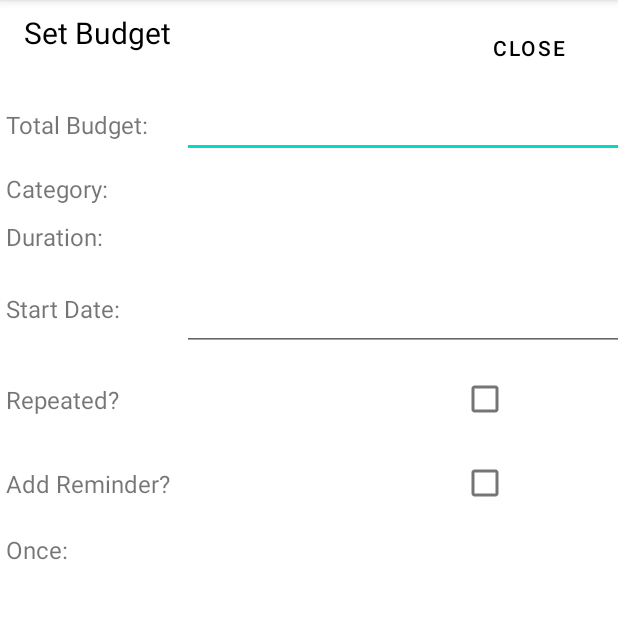
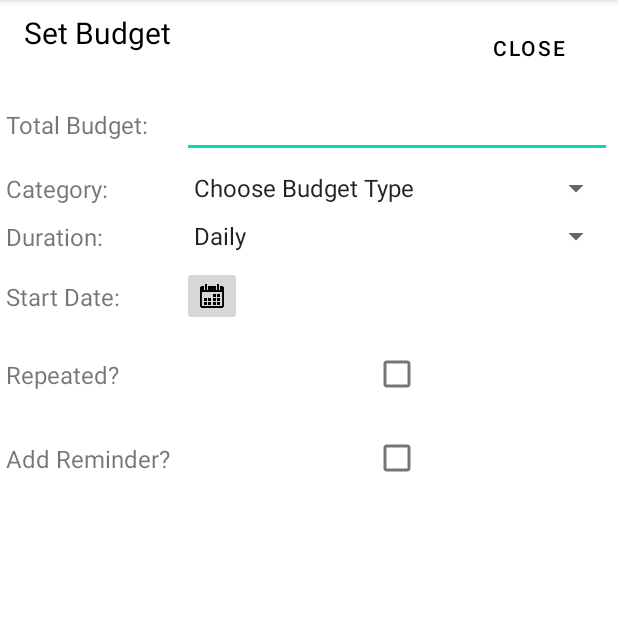
Before and after one commit to soleilm15/CS480_Project1, an Android app: the AddingBudget screen opened directly, with no data from a screen before it, on a phone screen of 412 x 824 dp, the part 84-703 px from its top. Run offline under Robolectric (Android 15) with nearby library versions, the phone set to English and light mode, and no system bars.

Commit message:
april 19

```diff
--- a/app/src/main/java/com/example/cs480_project/AddingBudget.java
+++ b/app/src/main/java/com/example/cs480_project/AddingBudget.java
@@ -2,17 +2,120 @@ package com.example.cs480_project;
 
 import androidx.appcompat.app.AppCompatActivity;
 
+import android.annotation.SuppressLint;
+import android.app.DatePickerDialog;
 import android.os.Bundle;
+import android.view.View;
+import android.widget.ArrayAdapter;
+import android.widget.Button;
+import android.widget.CheckBox;
+import android.widget.CompoundButton;
+import android.widget.DatePicker;
+import android.widget.EditText;
+import android.widget.ImageButton;
+import android.widget.Spinner;
+import android.widget.TextView;
+
+import java.text.SimpleDateFormat;
+import java.util.Calendar;
+import java.util.Locale;
 
 public class AddingBudget extends AppCompatActivity {
 
+    private EditText editBudget;
+    private Spinner chooseBudgetType, chooseDuration, chooseOnce;
+    private Button closeButton;
+    private ImageButton chooseBudgetDate;
+    private TextView dateTextView, onceTextView;
+    private CheckBox repeated, reminder;
+    private Calendar calendar;
+    private SimpleDateFormat dateFormat;
+
+    @SuppressLint("MissingInflatedId")
     @Override
     protected void onCreate(Bundle savedInstanceState) {
         super.onCreate(savedInstanceState);
         setContentView(R.layout.activity_adding_budget);
 
+        // get references to text / edit text views
+        editBudget = (EditText) findViewById(R.id.total_budget);
+        onceTextView = (TextView) findViewById(R.id.onceText);
+        dateTextView = findViewById(R.id.dateBudgetDisplay);
 
+        // get references to spinners
+        chooseBudgetType = (Spinner) findViewById(R.id.category_spinner);
+        chooseDuration = (Spinner) findViewById(R.id.duration_spinner);
+        chooseOnce = (Spinner) findViewById(R.id.once_spinner);
 
+        // get references to buttons
+        chooseBudgetDate = (ImageButton) findViewById(R.id.chooseBudgetDateButton);
+        closeButton = (Button) findViewById(R.id.close_button);
 
+        // get references to checkboxes
+        repeated = (CheckBox) findViewById(R.id.repeated_checkbox);
+        reminder = (CheckBox) findViewById(R.id.reminder_checkbox);
+
+        //initialize calendar and date format
+        calendar = Calendar.getInstance();
+        dateFormat = new SimpleDateFormat("MM/dd/yyyy", Locale.US);
+
+        // create a DatePickerDialog with the current date as the default
+        chooseBudgetDate.setOnClickListener(new View.OnClickListener() {
+            @Override
+            public void onClick(View v) {
+                new DatePickerDialog(AddingBudget.this, new DatePickerDialog.OnDateSetListener() {
+                    @Override
+                    public void onDateSet(DatePicker view, int year, int monthOfYear, int dayOfMonth) {
+                        calendar.set(Calendar.YEAR, year);
+                        calendar.set(Calendar.MONTH, monthOfYear);
+                        calendar.set(Calendar.DAY_OF_MONTH, dayOfMonth);
+
+                        String dateString = dateFormat.format(calendar.getTime());
+                        chooseBudgetDate.setContentDescription(dateString);
+
+                        dateTextView.setText(dateFormat.format(calendar.getTime()));
+                    }
+                }, calendar.get(Calendar.YEAR), calendar.get(Calendar.MONTH), calendar.get(Calendar.DAY_OF_MONTH)).show();
+            }
+        });
+
+        // Set up the spinner adapter for budget types
+        ArrayAdapter<CharSequence> adapterBudgetTypes = ArrayAdapter.createFromResource(
+                this, R.array.budget_types, android.R.layout.simple_spinner_item);
+        adapterBudgetTypes.setDropDownViewResource(android.R.layout.simple_spinner_dropdown_item);
+        chooseBudgetType.setAdapter(adapterBudgetTypes);
+
+        // Set up the spinner adapter for budget duration
+        ArrayAdapter<CharSequence> adapterDuration = ArrayAdapter.createFromResource(
+                this, R.array.budget_duration, android.R.layout.simple_spinner_item);
+        adapterDuration.setDropDownViewResource(android.R.layout.simple_spinner_dropdown_item);
+        chooseDuration.setAdapter(adapterDuration);
+
+        // Set up the spinner adapter for the "once" dropdown
+        ArrayAdapter<CharSequence> adapterOnce = ArrayAdapter.createFromResource(
+                this, R.array.once_dropdown, android.R.layout.simple_spinner_item);
+        adapterOnce.setDropDownViewResource(android.R.layout.simple_spinner_dropdown_item);
+        chooseOnce.setAdapter(adapterOnce);
+
+        //set button to close activity
+        closeButton.setOnClickListener(new View.OnClickListener() {
+            @Override
+            public void onClick(View v) {
+                finish();
+            }
+        });
+
+        //sets visibility to gone so that these don't appear when the reminder is not checked
+        chooseOnce.setVisibility(View.GONE);
+        onceTextView.setVisibility(View.GONE);
+
+        //sets the checkbox so that the choose once dropdown appears if its checked
+        reminder.setOnCheckedChangeListener(new CompoundButton.OnCheckedChangeListener() {
+            @Override
+            public void onCheckedChanged(CompoundButton buttonView, boolean isChecked) {
+                chooseOnce.setVisibility(isChecked ? View.VISIBLE : View.GONE);
+                onceTextView.setVisibility(isChecked ? View.VISIBLE : View.GONE);
+            }
+        });
     }
 }
--- a/app/src/main/java/com/example/cs480_project/MainActivity.java
+++ b/app/src/main/java/com/example/cs480_project/MainActivity.java
@@ -54,6 +54,11 @@ public class MainActivity extends AppCompatActivity {
                 startActivity(intent); // adds a new expense
                 return true;
 
+            case R.id.updateBudget:
+                Intent intent2 = new Intent(MainActivity.this, AddingBudget.class);
+                startActivity(intent2);
+                return true;
+
             default:
                 return super.onOptionsItemSelected(item);
         }
--- a/app/src/main/res/layout/activity_adding_budget.xml
+++ b/app/src/main/res/layout/activity_adding_budget.xml
@@ -35,6 +35,7 @@
             android:layout_alignParentEnd="true"
             android:layout_marginTop="8dp"
             android:layout_marginEnd="16dp" />
+
 
     </RelativeLayout>
 
@@ -76,7 +77,8 @@
             android:layout_height="wrap_content"
             android:layout_column="1"
             android:layout_row="1"
-            android:layout_gravity="fill_horizontal|center_vertical" />
+            android:layout_gravity="fill_horizontal|center_vertical"
+            android:entries="@array/budget_types"/>
 
         <TextView
             android:text="Duration:"
@@ -91,6 +93,7 @@
             android:layout_height="wrap_content"
             android:layout_column="1"
             android:layout_row="2"
+            android:entries="@array/budget_duration"
             android:layout_gravity="fill_horizontal|center_vertical" />
 
         <TextView
@@ -100,14 +103,25 @@
             android:layout_row="3"
             android:layout_gravity="start|center_vertical" />
 
-        <EditText
-            android:id="@+id/start_date_edittext"
-            android:layout_width="match_parent"
-            android:layout_height="wrap_content"
-            android:inputType="date"
-            android:focusable="false"
-            android:clickable="true"
-            android:padding="16dp"/>
+        <ImageButton
+            android:id="@+id/chooseBudgetDateButton"
+            android:layout_width="40dp"
+            android:layout_height="40dp"
+            android:layout_row="3"
+            android:layout_gravity="start|center_vertical"
+            android:src="@drawable/cal"
+            android:scaleType="fitCenter"
+            />
+
+        <TextView
+            android:id="@+id/dateBudgetDisplay"
+            android:layout_width="240dp"
+            android:layout_height="40dp"
+            android:layout_row="3"
+            android:layout_column="1"
+            android:padding="10dp"
+            android:textColor="@color/black"
+            android:layout_gravity="right"/>
 
         <TextView
             android:text="Repeated?"
@@ -137,9 +151,11 @@
             android:layout_height="wrap_content"
             android:layout_column="1"
             android:layout_row="5"
+            android:checked="false"
             android:layout_gravity="fill_horizontal|center_vertical" />
 
         <TextView
+            android:id="@+id/onceText"
             android:text="Once:"
             android:textSize="16sp"
             android:layout_column="0"
@@ -152,7 +168,8 @@
             android:layout_height="wrap_content"
             android:layout_column="1"
             android:layout_row="6"
-            android:layout_gravity="fill_horizontal|center_vertical" />
+            android:layout_gravity="fill_horizontal|center_vertical"
+            android:entries="@array/once_dropdown"/>
 
     </GridLayout>
 
--- a/app/src/main/res/values/strings.xml
+++ b/app/src/main/res/values/strings.xml
@@ -16,5 +16,35 @@
         <item>Travel</item>
     </string-array>
 
+    <string-array name="budget_types">
+        <item>Choose Budget Type</item>
+        <item>Automotive</item>
+        <item>Bills / Utilities</item>
+        <item>Entertainment</item>
+        <item>Food / Drink</item>
+        <item>Gas</item>
+        <item>Groceries</item>
+        <item>Health / Wellness</item>
+        <item>Personal</item>
+        <item>Shopping</item>
+        <item>Travel</item>
+    </string-array>
+
+    <string-array name="budget_duration">
+        <item>Daily</item>
+        <item>Weekly</item>
+        <item>Monthly</item>
+    </string-array>
+
+    <string-array name="once_dropdown">
+        <item>Halfway through duration</item>
+        <item>Full through duration</item>
+        <item>Halfway through budget</item>
+        <item>Full through budget</item>
+        <item>Every expense</item>
+    </string-array>
+
+
+
 
 </resources>
```
Also changed, not shown: app/src/main/java/com/example/cs480_project/AddingExpenses.java (+7 -17 lines).
